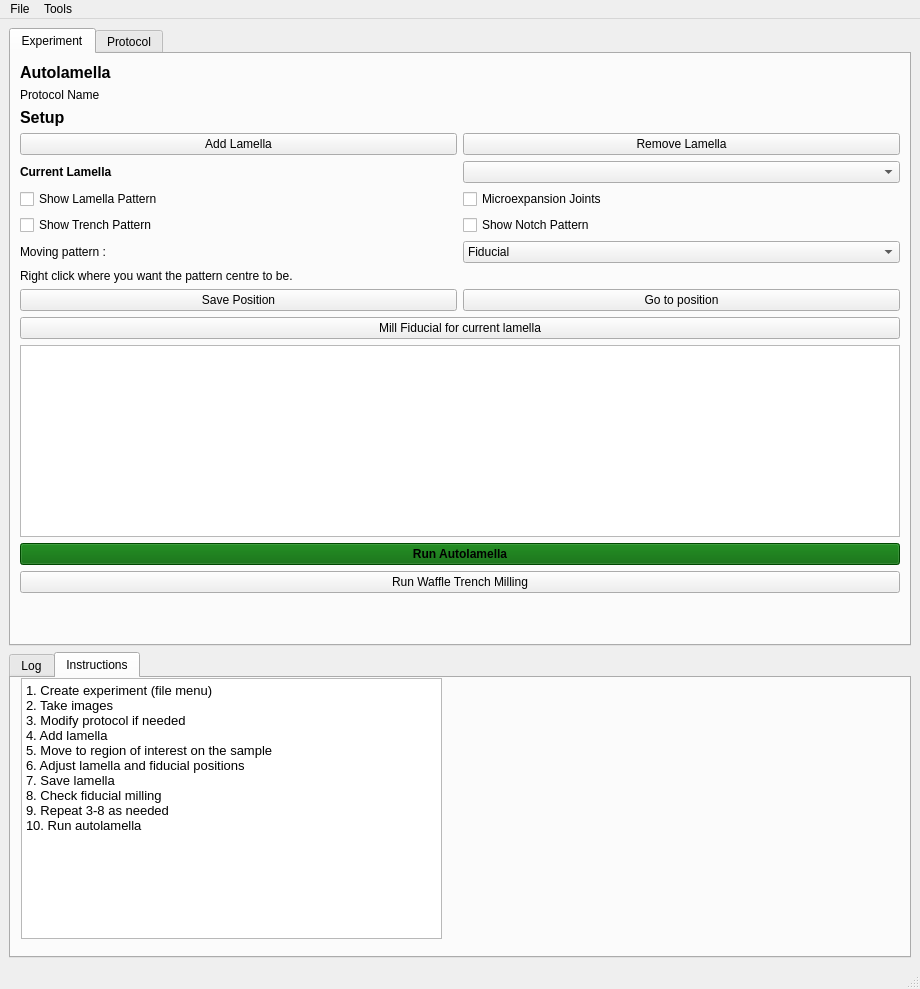
This is autolamella/ui/UI.ui in DeMarcoLab/autolamella as Qt 5 draws it before an edit. The edited form follows.
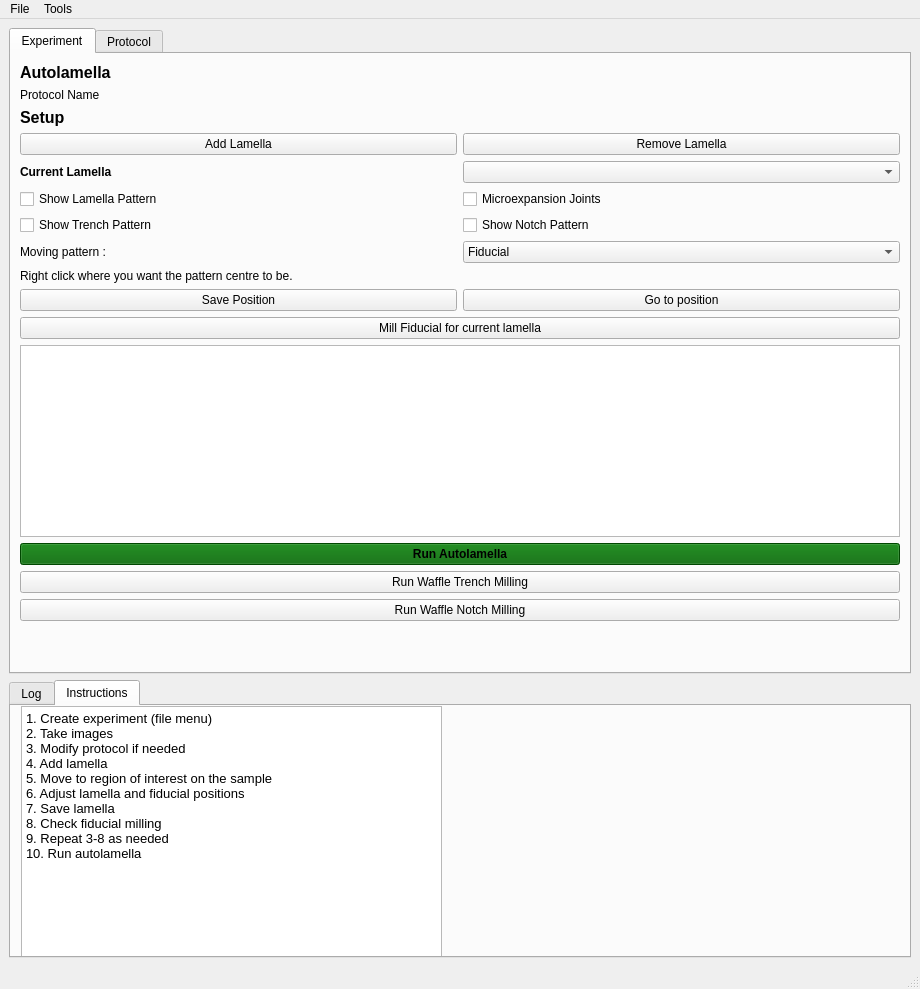
This is the edited form. The open tabs and pages were chosen to show the change.

Commit message: [FEAT] add notch milling to workflow

Patch:
```diff
--- a/autolamella/ui/UI.ui
+++ b/autolamella/ui/UI.ui
@@ -159,7 +159,7 @@
           </property>
          </widget>
         </item>
-        <item row="19" column="0" colspan="2">
+        <item row="20" column="0" colspan="2">
          <spacer name="verticalSpacer">
           <property name="orientation">
            <enum>Qt::Vertical</enum>
@@ -357,6 +357,13 @@
           </property>
          </widget>
         </item>
+        <item row="19" column="0" colspan="2">
+         <widget class="QPushButton" name="pushButton_run_waffle_notch">
+          <property name="text">
+           <string>Run Waffle Notch Milling</string>
+          </property>
+         </widget>
+        </item>
        </layout>
       </widget>
       <widget class="QWidget" name="tab_2">
```
Left out of the diff: 16 changed lines with no effect on the pictures. The commit also changes 4 other files.
